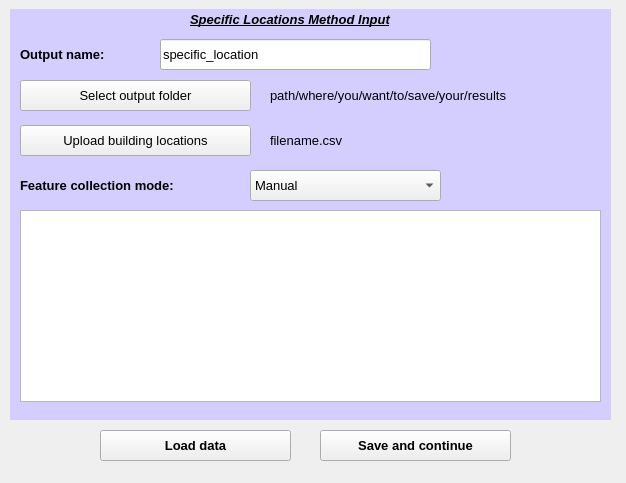
Qt form gui_template/specific_location.ui (GEMScienceTools/RUBIC-AI) before a commit.
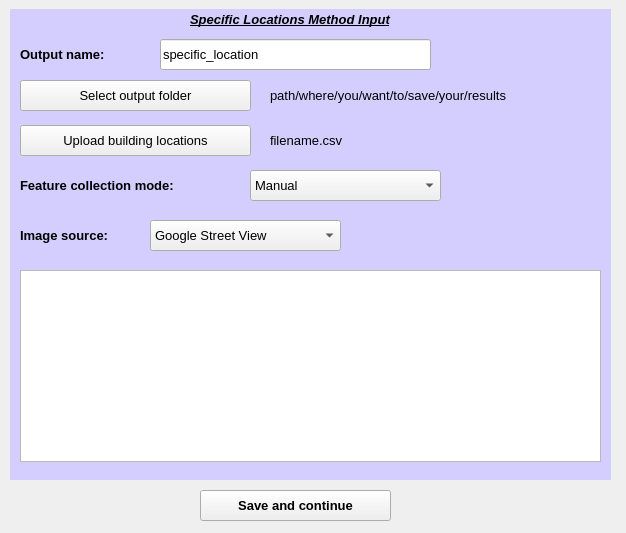
The same form after that commit.

Commit message: help button improvement test

What changed in the file:
```diff
--- a/gui_template/specific_location.ui
+++ b/gui_template/specific_location.ui
@@ -7,7 +7,7 @@
     <x>0</x>
     <y>0</y>
     <width>626</width>
-    <height>483</height>
+    <height>533</height>
    </rect>
   </property>
   <property name="windowTitle">
@@ -17,8 +17,8 @@
    <widget class="QPushButton" name="save_button">
     <property name="geometry">
      <rect>
-      <x>320</x>
-      <y>430</y>
+      <x>200</x>
+      <y>490</y>
       <width>191</width>
       <height>31</height>
      </rect>
@@ -34,33 +34,13 @@
      <string>Save and continue</string>
     </property>
    </widget>
-   <widget class="QPushButton" name="load_data_button">
-    <property name="geometry">
-     <rect>
-      <x>100</x>
-      <y>430</y>
-      <width>191</width>
-      <height>31</height>
-     </rect>
-    </property>
-    <property name="font">
-     <font>
-      <pointsize>10</pointsize>
-      <weight>75</weight>
-      <bold>true</bold>
-     </font>
-    </property>
-    <property name="text">
-     <string>Load data</string>
-    </property>
-   </widget>
    <widget class="QLabel" name="backg_4">
     <property name="geometry">
      <rect>
       <x>10</x>
       <y>9</y>
       <width>601</width>
-      <height>411</height>
+      <height>471</height>
      </rect>
     </property>
     <property name="styleSheet">
@@ -256,12 +236,57 @@
     <property name="geometry">
      <rect>
       <x>20</x>
-      <y>210</y>
+      <y>270</y>
       <width>581</width>
       <height>192</height>
      </rect>
     </property>
    </widget>
+   <widget class="QLabel" name="img_source_label">
+    <property name="geometry">
+     <rect>
+      <x>20</x>
+      <y>220</y>
+      <width>131</width>
+      <height>31</height>
+     </rect>
+    </property>
+    <property name="font">
+     <font>
+      <pointsize>10</pointsize>
+      <weight>75</weight>
+      <bold>true</bold>
+     </font>
+    </property>
+    <property name="text">
+     <string>Image source:</string>
+    </property>
+   </widget>
+   <widget class="QComboBox" name="img_source_mode">
+    <property name="geometry">
+     <rect>
+      <x>150</x>
+      <y>220</y>
+      <width>191</width>
+      <height>31</height>
+     </rect>
+    </property>
+    <property name="font">
+     <font>
+      <pointsize>10</pointsize>
+     </font>
+    </property>
+    <item>
+     <property name="text">
+      <string>Google Street View</string>
+     </property>
+    </item>
+    <item>
+     <property name="text">
+      <string>Mapillary</string>
+     </property>
+    </item>
+   </widget>
   </widget>
  </widget>
  <resources/>
```
The commit also changes 4 other files.
